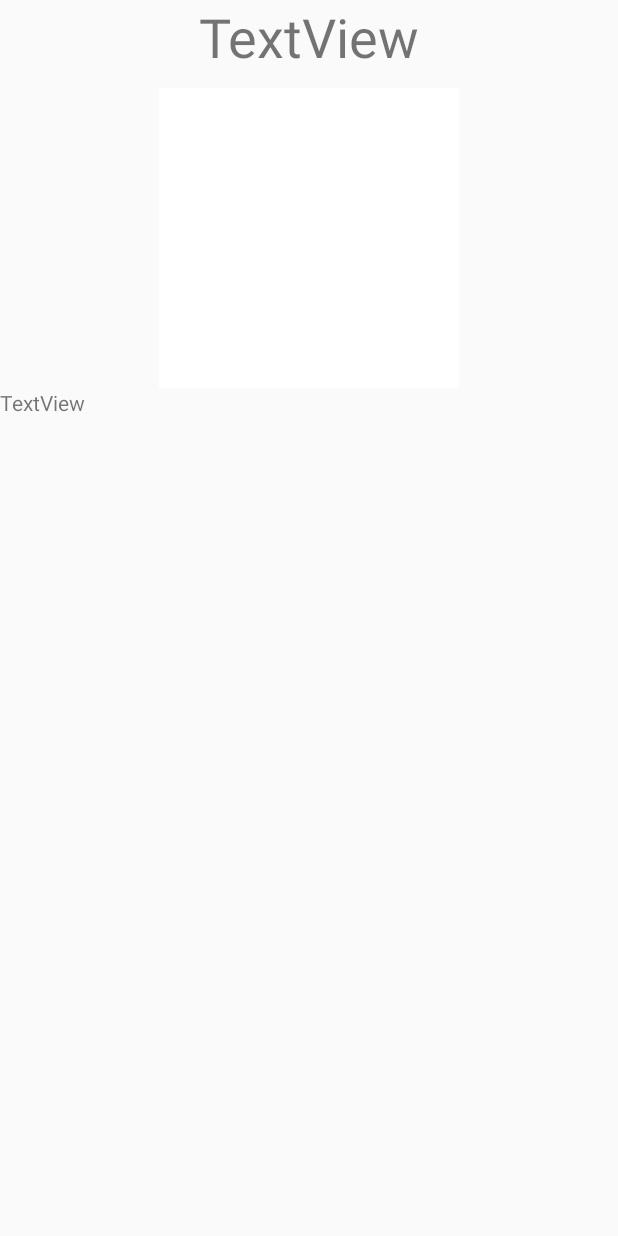
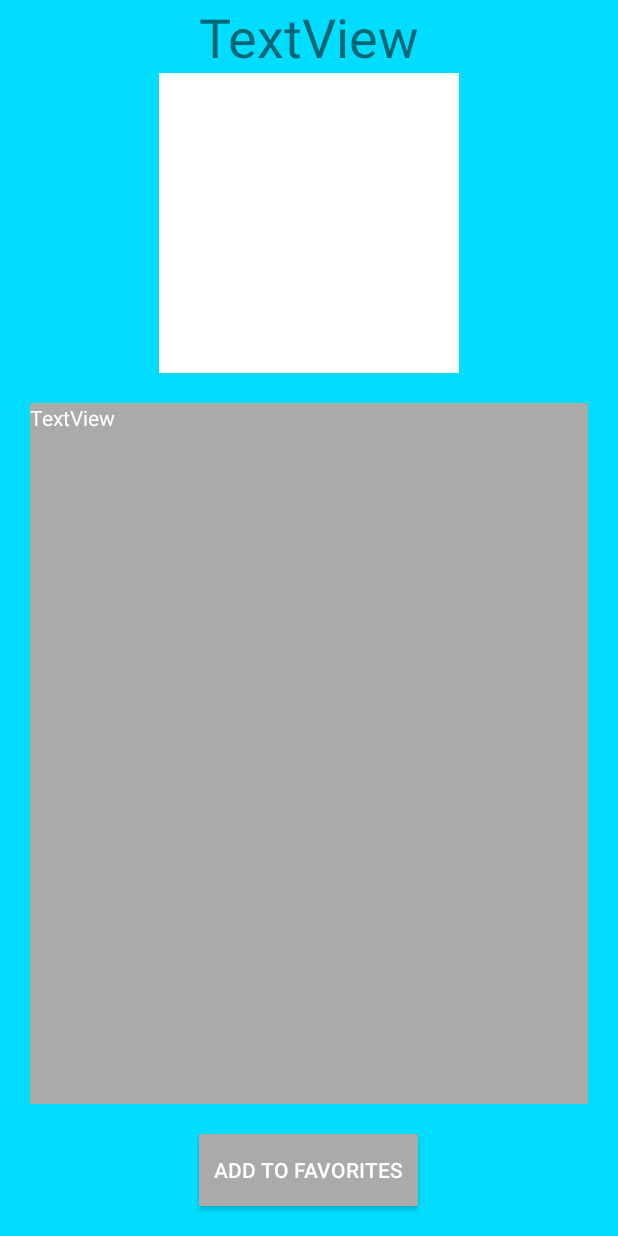
Before and after one commit to NoobyDahGreat/TeamHypeCSCI3055U, an Android app: the layout pokemon.xml on its own in the app's theme, with its tools: preview values and no code run, on a phone screen of 412 x 824 dp. Run offline under Robolectric (Android 15) with nearby library versions, the phone set to English and light mode, and no system bars.

Commit message:
Added "add to favorites" button to pokemon page

```diff
--- a/PokedexUI/app/build.gradle
+++ b/PokedexUI/app/build.gradle
@@ -30,6 +30,7 @@ dependencies {
     compile 'com.android.support:appcompat-v7:25.0.1'
     compile "org.jetbrains.kotlin:kotlin-stdlib:$kotlin_version"
     compile 'org.jetbrains.anko:anko-sdk19:0.8.3'
+    compile 'org.jetbrains.anko:anko-sqlite:0.9'
     compile 'me.sargunvohra.lib:pokekotlin:2.3.0'
 }
 repositories {
--- a/PokedexUI/app/src/main/java/com/example/brad/pokedexui/CreateTeam.kt
+++ b/PokedexUI/app/src/main/java/com/example/brad/pokedexui/CreateTeam.kt
@@ -2,11 +2,13 @@ package com.example.brad.pokedexui
 
 import android.support.v7.app.AppCompatActivity
 import android.os.Bundle
+import  org.jetbrains.anko.db.*
 
 class CreateTeam : AppCompatActivity() {
 
     override fun onCreate(savedInstanceState: Bundle?) {
         super.onCreate(savedInstanceState)
         setContentView(R.layout.create_team_page)
+
     }
 }
--- a/PokedexUI/app/src/main/res/layout/pokemon.xml
+++ b/PokedexUI/app/src/main/res/layout/pokemon.xml
@@ -1,7 +1,8 @@
 <?xml version="1.0" encoding="utf-8"?>
 <RelativeLayout xmlns:android="http://schemas.android.com/apk/res/android"
     xmlns:app="http://schemas.android.com/apk/res-auto"
-    android:layout_width="match_parent" android:layout_height="match_parent">
+    android:layout_width="match_parent" android:layout_height="match_parent"
+    android:background="@android:color/holo_blue_bright">
 
     <TextView
         android:text="TextView"
@@ -17,19 +18,6 @@
         android:contentDescription="Pokemon Name"
         android:textAlignment="center" />
 
-    <ImageView
-        android:layout_height="wrap_content"
-        app:srcCompat="@android:color/background_light"
-        android:layout_below="@+id/pokemon_name"
-        android:layout_centerHorizontal="true"
-        android:layout_marginTop="10dp"
-        android:id="@+id/pokemon_sprite"
-        android:cropToPadding="true"
-        android:adjustViewBounds="true"
-        android:contentDescription="Pokemon Sprite"
-        android:scaleType="fitCenter"
-        android:layout_width="200dp" />
-
     <TextView
         android:text="TextView"
         android:layout_width="wrap_content"
@@ -37,8 +25,36 @@
         android:layout_alignParentLeft="true"
         android:layout_alignParentStart="true"
         android:id="@+id/pokemon_description"
-        android:layout_alignParentBottom="true"
+        android:layout_below="@+id/pokemon_sprite"
+        android:layout_above="@+id/fav_button"
+        android:background="@android:color/darker_gray"
         android:layout_alignParentRight="true"
         android:layout_alignParentEnd="true"
-        android:layout_below="@+id/pokemon_sprite" />
+        android:textColor="@android:color/white"
+        android:layout_margin="20dp" />
+
+    <ImageView
+        android:layout_height="wrap_content"
+        app:srcCompat="@android:color/background_light"
+        android:id="@+id/pokemon_sprite"
+        android:cropToPadding="true"
+        android:adjustViewBounds="true"
+        android:contentDescription="Pokemon Sprite"
+        android:scaleType="fitCenter"
+        android:layout_width="200dp"
+        android:layout_below="@+id/pokemon_name"
+        android:layout_centerHorizontal="true" />
+
+    <Button
+        android:text="Add to Favorites"
+        android:layout_width="wrap_content"
+        android:layout_height="wrap_content"
+        android:id="@+id/fav_button"
+        android:layout_alignParentBottom="true"
+        android:layout_centerHorizontal="true"
+        android:background="@android:color/darker_gray"
+        android:paddingLeft="10dp"
+        android:paddingRight="10dp"
+        android:layout_marginBottom="20dp"
+        android:textColor="@android:color/white" />
 </RelativeLayout>
--- a/PokedexUI/gradle.properties
+++ b/PokedexUI/gradle.properties
@@ -16,3 +16,5 @@
 # This option should only be used with decoupled projects. More details, visit
 # http://www.gradle.org/docs/current/userguide/multi_project_builds.html#sec:decoupled_projects
 # org.gradle.parallel=true
+
+org.gradle.jvmargs=-Xmx2048M
```
Also changed, not shown: PokedexUI/app/src/main/java/com/example/brad/pokedexui/Pokemon.kt (+40 -0 lines), PokedexUI/app/src/main/java/com/example/brad/pokedexui/Search.kt (+22 -3 lines).
